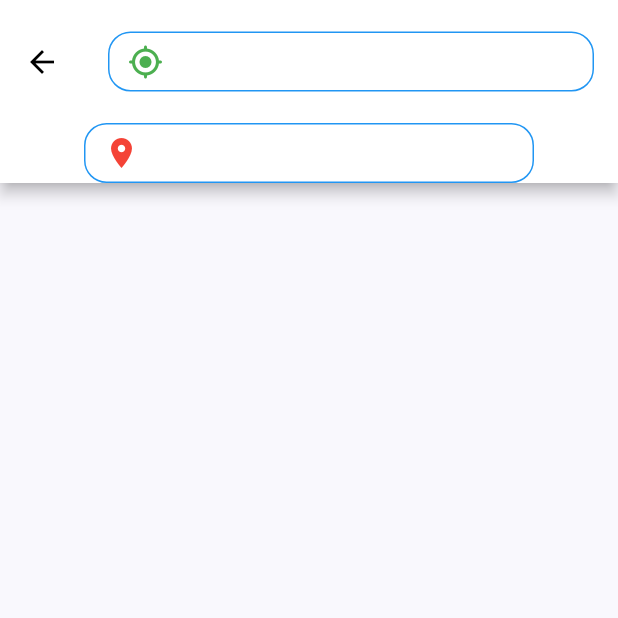
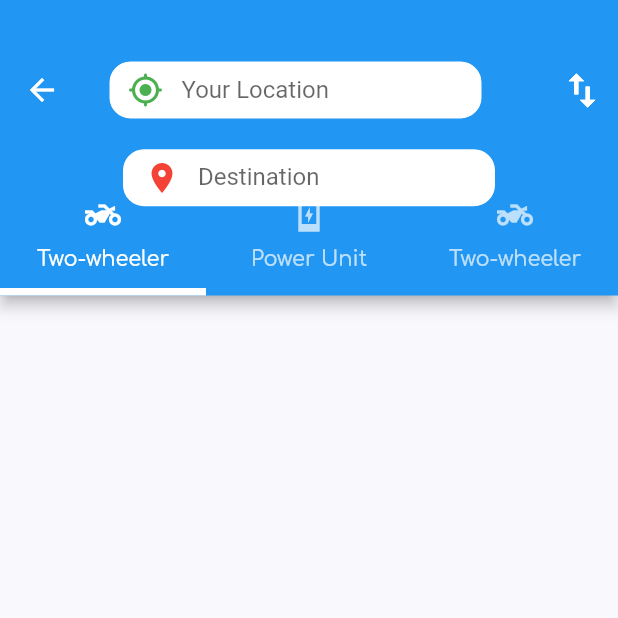
Before and after one commit to S6Main/EV-Home-Gird, a Flutter app: the HomePage screen opened directly, after a tap on the "search" icon, on a phone screen of 412 x 824 dp, the top half of it. Run offline on Flutter 3.47's test engine with Material 2 defaults, Android fonts, the phone set to English and light mode, and no system bars; our stand-ins replace carousel_slider, dio, flutter_onboarding_slider, font_awesome_flutter, google_fonts, google_maps_flutter and 3 more; missing offline and left inert: dart:ffi, flutter_animated_button, flutter_polyline_points, input_history_text_field, place_picker.

Commit message:
search_Bar updated

```diff
--- a/lib/main.dart
+++ b/lib/main.dart
@@ -1,3 +1,4 @@
+// @dart=2.9
 import 'package:ev_homegrid/front_screen.dart';
 import 'package:ev_homegrid/icons/custom_icon.dart';
 import 'package:ev_homegrid/navigation%20pages/home_page.dart';
@@ -46,8 +47,8 @@ class MyApp extends StatelessWidget {
       // ),
       //home: MyHomePage(),
       home: FrontScreen(),
-      home: MyHomePage(),
-      //home: MainPage(),
+      // home: MyHomePage(),
+      // home: MainPage(),
       //home: mainApp()
     );
   }
@@ -73,7 +74,6 @@ class _MyHomePageState extends State<MyHomePage> {
           // CupertinoPageRoute(
           //   builder: (context) => LoginPage(),
           // ),
-
         );
       },
       finishButtonColor: Colors.black,
--- a/lib/widgets/MapPointerBadge.dart
+++ b/lib/widgets/MapPointerBadge.dart
@@ -1,8 +1,8 @@
 // import 'package:flutter/cupertino.dart';
+import 'package:ev_homegrid/widgets/SearchDestPg.dart';
 import 'package:flutter/material.dart';
 import 'package:ev_homegrid/globals.dart';
 import '../navigation pages/main_page.dart';
-import 'SrcDestPg.dart';
 
 class MapPointerBadge extends StatelessWidget {
   bool isSelected = false;
@@ -79,7 +79,7 @@ class MapPointerBadge extends StatelessWidget {
             onPressed: () {
               Navigator.push(
                 context,
-                MaterialPageRoute(builder: (context) => SrcDestpg()),
+                MaterialPageRoute(builder: (context) => SearchBar()),
               );
             },
           )
--- /dev/null
+++ b/lib/widgets/SearchDestPg.dart
@@ -0,0 +1,132 @@
+import 'package:flutter/material.dart';
+import 'package:place_picker/entities/location_result.dart';
+import 'package:place_picker/widgets/place_picker.dart';
+import 'package:input_history_text_field/input_history_text_field.dart';
+
+class SearchBar extends StatefulWidget {
+  @override
+  State<StatefulWidget> createState() => SearchBarState();
+}
+
+const List<Tab> tabs = <Tab>[
+  Tab(text: 'Two-wheeler'),
+  Tab(text: 'Power Unit'),
+  Tab(text: 'Two-wheeler'),
+];
+
+class SearchBarState extends State<SearchBar> {
+  //get child => null;
+
+  @override
+  Widget build(BuildContext context) {
+    return DefaultTabController(
+      length: tabs.length,
+      child: Builder(builder: (BuildContext context) {
+        final TabController tabController = DefaultTabController.of(context)!;
+        tabController.addListener(() {
+          if (!tabController.indexIsChanging) {}
+        });
+        return Scaffold(
+          appBar: AppBar(
+            toolbarHeight: 120,
+            // backgroundColor: Colors.blue,
+            // foregroundColor: Colors.black,
+            leading: IconButton(
+              icon: Icon(Icons.arrow_back),
+              onPressed: () {
+                Navigator.of(context).pop();
+              },
+            ),
+            title: Container(
+              width: 250,
+              height: 40,
+              decoration: BoxDecoration(
+                  color: Colors.white,
+                  borderRadius: BorderRadius.circular(15),
+                  border: Border.all(color: Colors.blue)),
+              child: TextField(
+                decoration: InputDecoration(
+                    prefixIcon: Icon(
+                      Icons.my_location_rounded,
+                      color: Colors.green,
+                    ),
+                    suffix: GestureDetector(
+                      onTap: () {
+                        showPlacePicker();
+                      },
+                    ),
+                    labelText: 'Your Location',
+                    border: InputBorder.none),
+              ),
+            ),
+
+            actions: <Widget>[
+              IconButton(
+                icon: const Icon(
+                  Icons.swap_vert_outlined,
+                  size: 30,
+                ),
+                onPressed: () {
+                  // handle the press
+                },
+              ),
+            ],
+
+            flexibleSpace: FlexibleSpaceBar(
+              collapseMode: CollapseMode.pin,
+              centerTitle: true,
+              background: Column(
+                mainAxisAlignment: MainAxisAlignment.center,
+                crossAxisAlignment: CrossAxisAlignment.center,
+                children: <Widget>[
+                  Container(
+                    width: 250,
+                    height: 40,
+                    margin: EdgeInsets.only(top: 40.0),
+                    padding: EdgeInsets.only(left: 2.0, right: 20.0),
+                    decoration: BoxDecoration(
+                        color: Colors.white,
+                        borderRadius: BorderRadius.circular(15),
+                        border: Border.all(color: Colors.blue)),
+                    child: TextField(
+                      decoration: InputDecoration(
+                        prefixIcon: Icon(
+                          Icons.location_on,
+                          color: Colors.red,
+                        ),
+                        suffix: GestureDetector(
+                          onTap: () {
+                            showPlacePicker();
+                          },
+                        ),
+                        border: InputBorder.none,
+                        labelText: 'Destination',
+                      ),
+                    ),
+                  ),
+                ],
+              ),
+            ),
+
+            bottom:
+                TabBar(indicatorColor: Colors.white, indicatorWeight: 5, tabs: [
+              Tab(icon: Icon(Icons.two_wheeler), text: "Two-wheeler"),
+              Tab(icon: Icon(Icons.charging_station_sharp), text: "Power Unit"),
+              Tab(icon: Icon(Icons.two_wheeler), text: "Two-wheeler"),
+            ]),
+          ),
+          // body:
+        );
+      }),
+    );
+  }
+
+  void showPlacePicker() async {
+    LocationResult? result = await Navigator.of(context).push(MaterialPageRoute(
+        builder: (context) =>
+            PlacePicker("AIzaSyDRVNoQs0tPPqyW2o5Qz36s-c2_jexKZYI")));
+
+    // Handle the result in your way
+    print(result);
+  }
+}
--- a/lib/widgets/SrcDestPg.dart
+++ /dev/null
@@ -1,77 +0,0 @@
-import 'package:ev_homegrid/widgets/search.dart';
-import 'package:flutter/material.dart';
-
-class SrcDestpg extends StatelessWidget {
-  const SrcDestpg({Key? key}) : super(key: key);
-
-  get child => null;
-  @override
-  Widget build(BuildContext context) {
-    return Scaffold(
-      appBar: AppBar(
-        toolbarHeight: 120,
-        backgroundColor: Colors.white,
-        foregroundColor: Colors.black,
-        leading: IconButton(
-          icon: Icon(Icons.arrow_back),
-          onPressed: () {
-            Navigator.of(context).pop();
-          },
-        ),
-        title: Container(
-          width: double.infinity,
-          height: 40,
-          decoration: BoxDecoration(
-              color: Colors.white,
-              borderRadius: BorderRadius.circular(15),
-              border: Border.all(color: Colors.blue)),
-          child: TextField(
-            decoration: InputDecoration(
-                prefixIcon: Icon(
-                  Icons.my_location_rounded,
-                  color: Colors.green,
-                ),
-                suffix: GestureDetector(
-                  onTap: () {
-                    Navigator.push(
-                      context,
-                      MaterialPageRoute(builder: (context) => Search()),
-                    );
-                  },
-                ),
-                hintText: 'Search...',
-                border: InputBorder.none),
-          ),
-        ),
-        bottom: PreferredSize(
-            child: Container(
-              width: 300,
-              height: 40,
-              alignment: Alignment.topRight,
-              decoration: BoxDecoration(
-                  color: Colors.white,
-                  borderRadius: BorderRadius.circular(15),
-                  border: Border.all(color: Colors.blue)),
-              child: TextField(
-                decoration: InputDecoration(
-                    prefixIcon: Icon(
-                      Icons.location_on,
-                      color: Colors.red,
-                    ),
-                    suffix: GestureDetector(
-                      onTap: () {
-                        Navigator.push(
-                          context,
-                          MaterialPageRoute(builder: (context) => Search()),
-                        );
-                      },
-                    ),
-                    hintText: 'Search...',
-                    border: InputBorder.none),
-              ),
-            ),
-            preferredSize: Size.fromHeight(2.0)),
-      ),
-    );
-  }
-}
--- a/pubspec.yaml
+++ b/pubspec.yaml
@@ -42,9 +42,8 @@ dependencies:
 
   font_awesome_flutter: ^10.1.0
   google_fonts: ^2.3.1
-
-
-  material_floating_search_bar: ^0.3.7
+  place_picker: ^0.9.19-nullsafety
+  input_history_text_field: ^0.1.0
 
 dev_dependencies:
   flutter_test:
```
Also changed, not shown: lib/widgets/search.dart (deleted, +0 -95 lines), pubspec.lock.
